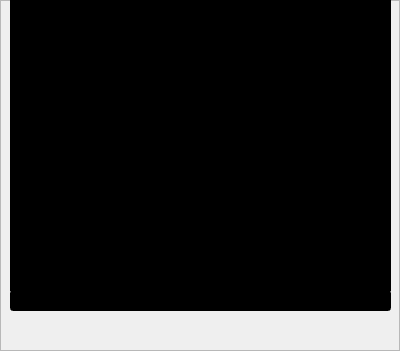
Before: the Qt Designer form Adventure_Game/cliframe.ui in david159ryan/Adventure_Game, drawn with Qt 5.
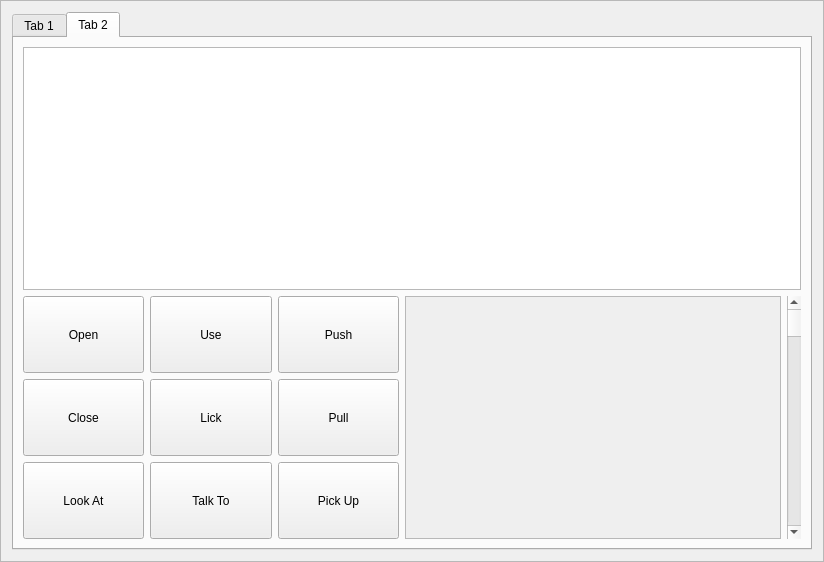
After: the same form once the commit is applied.

Commit message: added UI, reworked Object class to store response strings to be loaded from design data.

```diff
--- a/Adventure_Game/cliframe.ui
+++ b/Adventure_Game/cliframe.ui
@@ -6,8 +6,8 @@
    <rect>
     <x>0</x>
     <y>0</y>
-    <width>400</width>
-    <height>351</height>
+    <width>824</width>
+    <height>562</height>
    </rect>
   </property>
   <property name="windowTitle">
@@ -19,15 +19,19 @@
   <property name="frameShadow">
    <enum>QFrame::Raised</enum>
   </property>
+  <layout class="QVBoxLayout" name="verticalLayout">
+   <item>
+    <widget class="QTabWidget" name="tabWidget">
+     <property name="currentIndex">
+      <number>1</number>
+     </property>
+     <widget class="QWidget" name="ConsoleTab">
+      <attribute name="title">
+       <string>Tab 1</string>
+      </attribute>
+      <layout class="QVBoxLayout" name="verticalLayout_3">
+       <item>
   <widget class="QListWidget" name="terminal">
-   <property name="geometry">
-    <rect>
-     <x>10</x>
-     <y>0</y>
-     <width>381</width>
-     <height>291</height>
-    </rect>
-   </property>
    <property name="palette">
     <palette>
      <active>
@@ -447,15 +451,9 @@
     <enum>Qt::NoFocus</enum>
    </property>
   </widget>
+       </item>
+       <item>
   <widget class="QLineEdit" name="input">
-   <property name="geometry">
-    <rect>
-     <x>10</x>
-     <y>290</y>
-     <width>381</width>
-     <height>21</height>
-    </rect>
-   </property>
    <property name="palette">
     <palette>
      <active>
@@ -875,6 +873,205 @@
     <string/>
    </property>
   </widget>
+       </item>
+      </layout>
+     </widget>
+     <widget class="QWidget" name="GraphicsTab">
+      <attribute name="title">
+       <string>Tab 2</string>
+      </attribute>
+      <layout class="QVBoxLayout" name="verticalLayout_2">
+       <item>
+        <widget class="QGraphicsView" name="graphicsView">
+         <property name="sizePolicy">
+          <sizepolicy hsizetype="Expanding" vsizetype="Expanding">
+           <horstretch>0</horstretch>
+           <verstretch>0</verstretch>
+          </sizepolicy>
+         </property>
+        </widget>
+       </item>
+       <item>
+        <layout class="QHBoxLayout" name="horizontalLayout">
+         <item>
+          <layout class="QGridLayout" name="gridLayout">
+           <item row="0" column="2">
+            <widget class="QPushButton" name="pushButton_6">
+             <property name="sizePolicy">
+              <sizepolicy hsizetype="Expanding" vsizetype="Expanding">
+               <horstretch>0</horstretch>
+               <verstretch>0</verstretch>
+              </sizepolicy>
+             </property>
+             <property name="cursor">
+              <cursorShape>CrossCursor</cursorShape>
+             </property>
+             <property name="text">
+              <string>Push</string>
+             </property>
+            </widget>
+           </item>
+           <item row="1" column="1">
+            <widget class="QPushButton" name="pushButton_2">
+             <property name="sizePolicy">
+              <sizepolicy hsizetype="Expanding" vsizetype="Expanding">
+               <horstretch>0</horstretch>
+               <verstretch>0</verstretch>
+              </sizepolicy>
+             </property>
+             <property name="cursor">
+              <cursorShape>CrossCursor</cursorShape>
+             </property>
+             <property name="text">
+              <string>Lick</string>
+             </property>
+            </widget>
+           </item>
+           <item row="1" column="2">
+            <widget class="QPushButton" name="pushButton_7">
+             <property name="sizePolicy">
+              <sizepolicy hsizetype="Expanding" vsizetype="Expanding">
+               <horstretch>0</horstretch>
+               <verstretch>0</verstretch>
+              </sizepolicy>
+             </property>
+             <property name="cursor">
+              <cursorShape>CrossCursor</cursorShape>
+             </property>
+             <property name="text">
+              <string>Pull</string>
+             </property>
+            </widget>
+           </item>
+           <item row="0" column="1">
+            <widget class="QPushButton" name="pushButton_4">
+             <property name="sizePolicy">
+              <sizepolicy hsizetype="Expanding" vsizetype="Expanding">
+               <horstretch>0</horstretch>
+               <verstretch>0</verstretch>
+              </sizepolicy>
+             </property>
+             <property name="cursor">
+              <cursorShape>CrossCursor</cursorShape>
+             </property>
+             <property name="text">
+              <string>Use</string>
+             </property>
+            </widget>
+           </item>
+           <item row="0" column="0">
+            <widget class="QPushButton" name="pushButton_3">
+             <property name="sizePolicy">
+              <sizepolicy hsizetype="Expanding" vsizetype="Expanding">
+               <horstretch>0</horstretch>
+               <verstretch>0</verstretch>
+              </sizepolicy>
+             </property>
+             <property name="cursor">
+              <cursorShape>CrossCursor</cursorShape>
+             </property>
+             <property name="text">
+              <string>Open</string>
+             </property>
+            </widget>
+           </item>
+           <item row="1" column="0">
+            <widget class="QPushButton" name="pushButton">
+             <property name="sizePolicy">
+              <sizepolicy hsizetype="Expanding" vsizetype="Expanding">
+               <horstretch>0</horstretch>
+               <verstretch>0</verstretch>
+              </sizepolicy>
+             </property>
+             <property name="cursor">
+              <cursorShape>CrossCursor</cursorShape>
+             </property>
+             <property name="text">
+              <string>Close</string>
+             </property>
+            </widget>
+           </item>
+           <item row="2" column="0">
+            <widget class="QPushButton" name="pushButton_5">
+             <property name="sizePolicy">
+              <sizepolicy hsizetype="Expanding" vsizetype="Expanding">
+               <horstretch>0</horstretch>
+               <verstretch>0</verstretch>
+              </sizepolicy>
+             </property>
+             <property name="cursor">
+              <cursorShape>CrossCursor</cursorShape>
+             </property>
+             <property name="text">
+              <string>Look At</string>
+             </property>
+            </widget>
+           </item>
+           <item row="2" column="1">
+            <widget class="QPushButton" name="pushButton_8">
+             <property name="sizePolicy">
+              <sizepolicy hsizetype="Expanding" vsizetype="Expanding">
+               <horstretch>0</horstretch>
+               <verstretch>0</verstretch>
+              </sizepolicy>
+             </property>
+             <property name="cursor">
+              <cursorShape>CrossCursor</cursorShape>
+             </property>
+             <property name="text">
+              <string>Talk To</string>
+             </property>
+            </widget>
+           </item>
+           <item row="2" column="2">
+            <widget class="QPushButton" name="pushButton_9">
+             <property name="sizePolicy">
+              <sizepolicy hsizetype="Expanding" vsizetype="Expanding">
+               <horstretch>0</horstretch>
+               <verstretch>0</verstretch>
+              </sizepolicy>
+             </property>
+             <property name="cursor">
+              <cursorShape>CrossCursor</cursorShape>
+             </property>
+             <property name="text">
+              <string>Pick Up</string>
+             </property>
+            </widget>
+           </item>
+          </layout>
+         </item>
+         <item>
+          <widget class="QScrollArea" name="scrollArea">
+           <property name="widgetResizable">
+            <bool>true</bool>
+           </property>
+           <widget class="QWidget" name="scrollAreaWidgetContents">
+            <property name="geometry">
+             <rect>
+              <x>0</x>
+              <y>0</y>
+              <width>354</width>
+              <height>231</height>
+             </rect>
+            </property>
+           </widget>
+          </widget>
+         </item>
+         <item>
+          <widget class="QScrollBar" name="verticalScrollBar">
+           <property name="orientation">
+            <enum>Qt::Vertical</enum>
+           </property>
+          </widget>
+         </item>
+        </layout>
+       </item>
+      </layout>
+     </widget>
+    </widget>
+   </item>
+  </layout>
  </widget>
  <resources/>
  <connections/>
```
Lines whose indentation alone changed are shown as unchanged. The commit also changes 10 other files.
